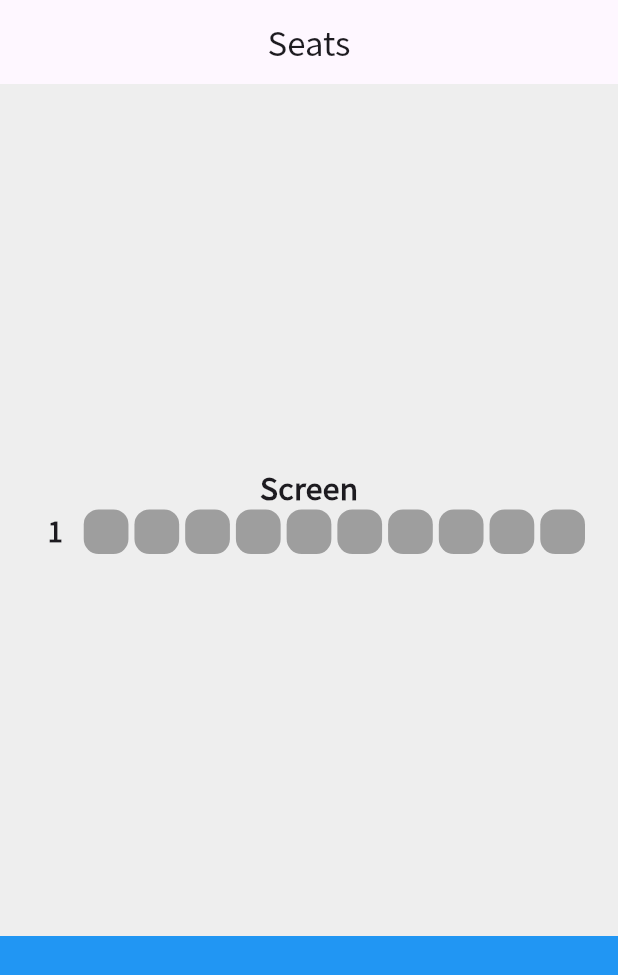
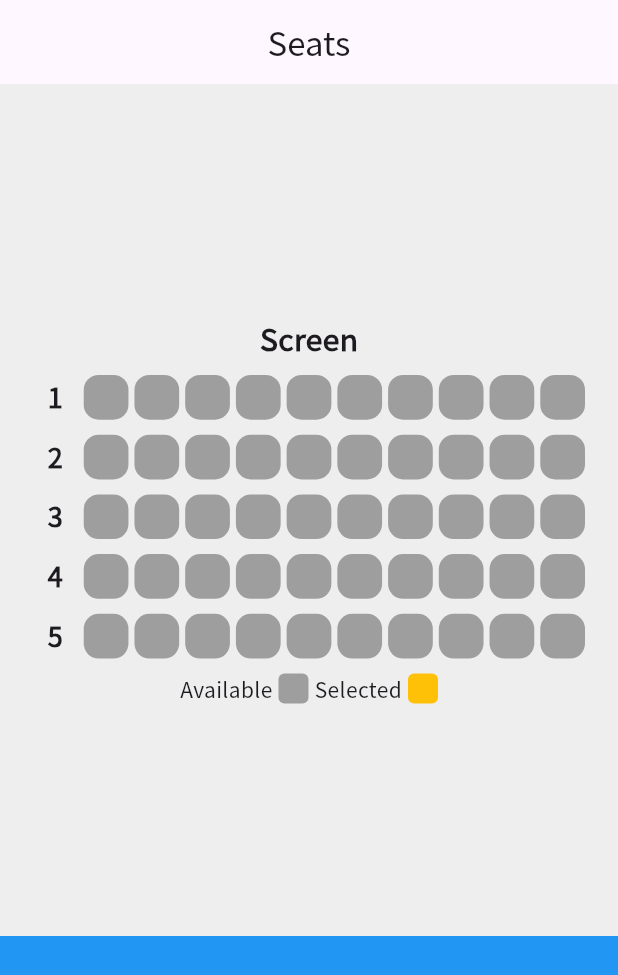
Before and after one commit to daehan-lim/flutter-widget-test, a Flutter app: the screen it shows after launch, on a phone screen of 412 x 824 dp. Shown: the top 975 px of the screen. Run offline on Flutter 3.47's test engine with Material 3 defaults, Android fonts, the phone set to English and light mode, and no system bars; our stand-ins replace flutter_markdown.

Commit message:
Finish Seat Select Box static stateless

```diff
--- a/lib/ui/seat/widgets/seat_select_box.dart
+++ b/lib/ui/seat/widgets/seat_select_box.dart
@@ -5,7 +5,7 @@ class SeatSelectBox extends StatelessWidget {
 
   @override
   Widget build(BuildContext context) {
-    return Expanded(
+    return const Expanded(
       child: Column(
         mainAxisAlignment: MainAxisAlignment.center,
         children: [
@@ -13,29 +13,63 @@ class SeatSelectBox extends StatelessWidget {
             'Screen',
             style: TextStyle(fontSize: 20, fontWeight: FontWeight.bold),
           ),
-          Padding(
-            padding: const EdgeInsets.symmetric(horizontal: 20),
+          SizedBox(height: 10),
+          SeatRow(1),
+          SizedBox(height: 10),
+          SeatRow(2),
+          SizedBox(height: 10),
+          SeatRow(3),
+          SizedBox(height: 10),
+          SeatRow(4),
+          SizedBox(height: 10),
+          SeatRow(5),
+          SizedBox(height: 10),
+          Row(
+            mainAxisAlignment: MainAxisAlignment.center,
+            children: [
+              SeatInfo('Available', Colors.grey),
+              SizedBox(width: 4),
+              SeatInfo('Selected', Colors.amber),
+            ],
+          ),
+        ],
+      ),
+    );
+  }
+}
+
+class SeatRow extends StatelessWidget {
+  final int rowNum;
+
+  const SeatRow(this.rowNum, {super.key});
+
+  @override
+  Widget build(BuildContext context) {
+    return Padding(
+      padding: EdgeInsets.symmetric(horizontal: 20),
       child: Row(
         mainAxisAlignment: MainAxisAlignment.spaceBetween,
         children: [
           Expanded(
             child: Center(
               child: Text(
-                      '1',
+                '$rowNum',
                 style: TextStyle(fontSize: 18, fontWeight: FontWeight.bold),
               ),
             ),
           ),
-                for (var i = 0; i < 10; i++) seat(),
-              ],
-            ),
-          ),
+          for (var i = 0; i < 10; i++) Seat(),
         ],
       ),
     );
   }
+}
 
-  Widget seat() {
+class Seat extends StatelessWidget {
+  const Seat({super.key});
+
+  @override
+  Widget build(BuildContext context) {
     return Expanded(
       child: Padding(
         padding: EdgeInsets.symmetric(horizontal: 2),
@@ -52,3 +86,28 @@ class SeatSelectBox extends StatelessWidget {
     );
   }
 }
+
+class SeatInfo extends StatelessWidget {
+  final String text;
+  final Color color;
+
+  const SeatInfo(this.text, this.color, {super.key});
+
+  @override
+  Widget build(BuildContext context) {
+    return Row(
+      children: [
+        Text(text, style: TextStyle(fontSize: 14)),
+        SizedBox(width: 4),
+        Container(
+          width: 20,
+          height: 20,
+          decoration: BoxDecoration(
+            color: color,
+            borderRadius: BorderRadius.circular(4),
+          ),
+        ),
+      ],
+    );
+  }
+}
```
Lines whose indentation alone changed are shown as unchanged.
